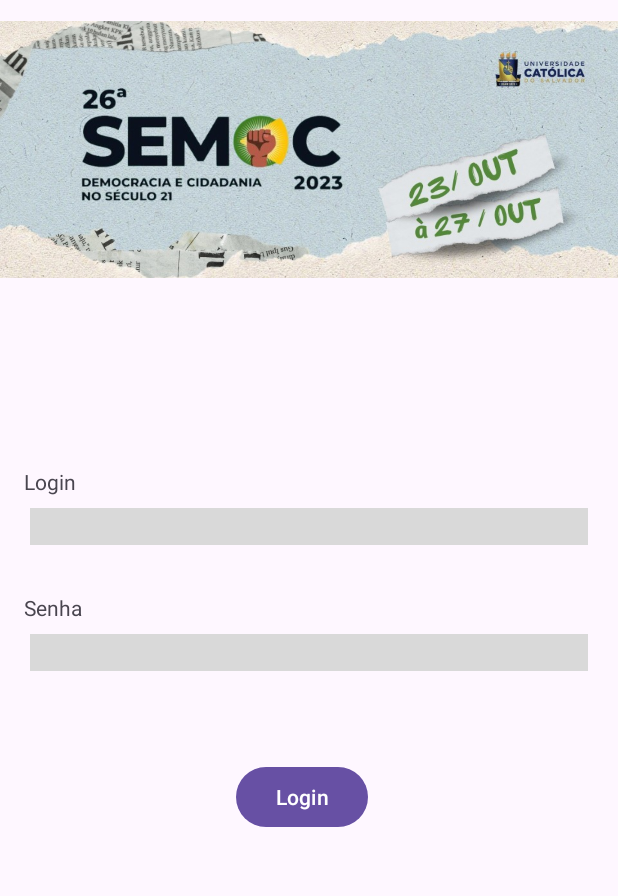
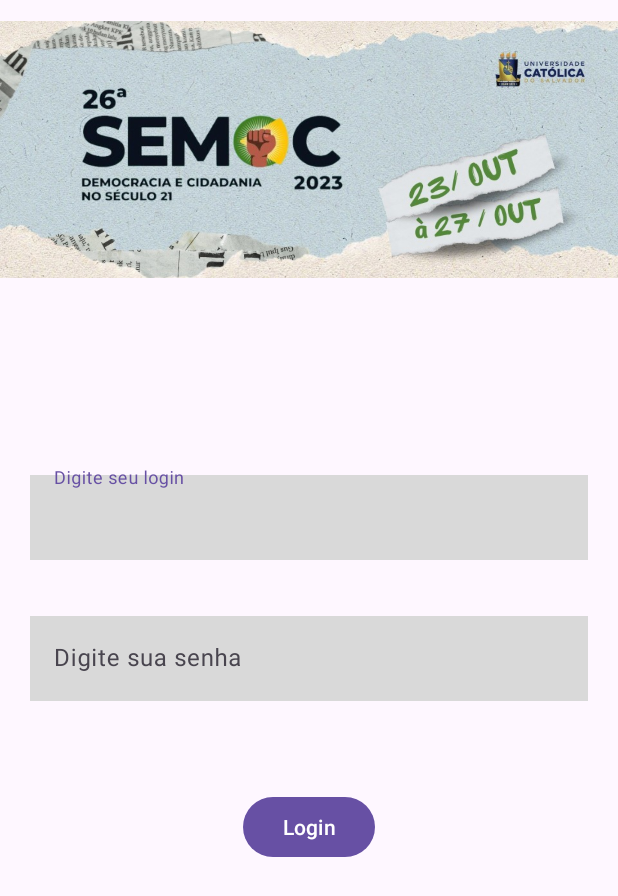
Before and after one commit to alwspiderc/SemocUcsal, an Android app: the screen it shows after launch (LoginActivity), on a phone screen of 412 x 824 dp. Shown: the top 896 px of the screen. Run offline under Robolectric (Android 15) with nearby library versions, the light colour scheme and no system bars.

Commit message:
ajustes tela de login

```diff
--- a/app/src/main/res/layout/activity_login.xml
+++ b/app/src/main/res/layout/activity_login.xml
@@ -5,6 +5,7 @@
     android:id="@+id/main"
     android:layout_width="match_parent"
     android:layout_height="match_parent"
+    android:padding="16dp"
     tools:context=".LoginActivity">
 
     <ImageView
@@ -16,53 +17,47 @@
         app:layout_constraintStart_toStartOf="parent"
         app:layout_constraintEnd_toEndOf="parent" />
 
-    <EditText
-        android:id="@+id/editTextTextPassword"
+    <com.google.android.material.textfield.TextInputLayout
+        android:id="@+id/textInputLogin"
         android:layout_width="0dp"
         android:layout_height="wrap_content"
-        android:layout_marginStart="20dp"
-        android:layout_marginTop="8dp"
-        android:layout_marginEnd="20dp"
-        android:background="#D9D9D9"
-        android:ems="10"
-        android:inputType="textPassword"
+        android:layout_marginTop="112dp"
+        android:layout_marginLeft="20dp"
+        android:layout_marginRight="20dp"
+        app:layout_constraintStart_toStartOf="parent"
         app:layout_constraintEnd_toEndOf="parent"
-        app:layout_constraintHorizontal_bias="0.0"
-        app:layout_constraintStart_toStartOf="parent"
-        app:layout_constraintTop_toBottomOf="@id/textViewPassword" />
+        app:layout_constraintTop_toBottomOf="@id/imageView2">
 
-    <TextView
-        android:id="@+id/textViewPassword"
-        android:layout_width="wrap_content"
-        android:layout_height="wrap_content"
-        android:layout_marginStart="16dp"
-        android:layout_marginTop="32dp"
-        android:text="Senha"
-        app:layout_constraintStart_toStartOf="parent"
-        app:layout_constraintTop_toBottomOf="@id/editTextLogin" />
+        <com.google.android.material.textfield.TextInputEditText
+            android:id="@+id/editTextLogin"
+            android:layout_width="match_parent"
+            android:layout_height="wrap_content"
+            android:background="#D9D9D9"
+            android:hint="Digite seu login" />
 
-    <TextView
-        android:id="@+id/textViewLogin"
-        android:layout_width="wrap_content"
-        android:layout_height="wrap_content"
-        android:layout_marginStart="16dp"
-        android:layout_marginTop="112dp"
-        android:text="Login"
-        app:layout_constraintStart_toStartOf="parent"
-        app:layout_constraintTop_toBottomOf="@id/imageView2" />
+    </com.google.android.material.textfield.TextInputLayout>
 
-    <com.google.android.material.textfield.TextInputEditText
-        android:id="@+id/editTextLogin"
+    <com.google.android.material.textfield.TextInputLayout
+        android:id="@+id/textInputPassword"
         android:layout_width="0dp"
         android:layout_height="wrap_content"
-        android:layout_marginStart="20dp"
-        android:layout_marginTop="8dp"
-        android:layout_marginEnd="20dp"
-        android:background="#D9D9D9"
+        android:layout_marginTop="32dp"
+        android:layout_marginLeft="20dp"
+        android:layout_marginRight="20dp"
+        app:layout_constraintStart_toStartOf="parent"
         app:layout_constraintEnd_toEndOf="parent"
-        app:layout_constraintHorizontal_bias="0.0"
-        app:layout_constraintStart_toStartOf="parent"
-        app:layout_constraintTop_toBottomOf="@id/textViewLogin" />
+        app:layout_constraintTop_toBottomOf="@id/textInputLogin">
+
+        <EditText
+            android:id="@+id/editTextTextPassword"
+            android:layout_width="match_parent"
+            android:layout_height="wrap_content"
+            android:background="#D9D9D9"
+            android:ems="10"
+            android:inputType="textPassword"
+            android:hint="Digite sua senha" />
+
+    </com.google.android.material.textfield.TextInputLayout>
 
     <Button
         android:id="@+id/login_button"
@@ -71,8 +66,7 @@
         android:layout_marginTop="60dp"
         android:text="Login"
         app:layout_constraintEnd_toEndOf="parent"
-        app:layout_constraintHorizontal_bias="0.486"
         app:layout_constraintStart_toStartOf="parent"
-        app:layout_constraintTop_toBottomOf="@id/editTextTextPassword" />
+        app:layout_constraintTop_toBottomOf="@id/textInputPassword" />
 
 </androidx.constraintlayout.widget.ConstraintLayout>
```
